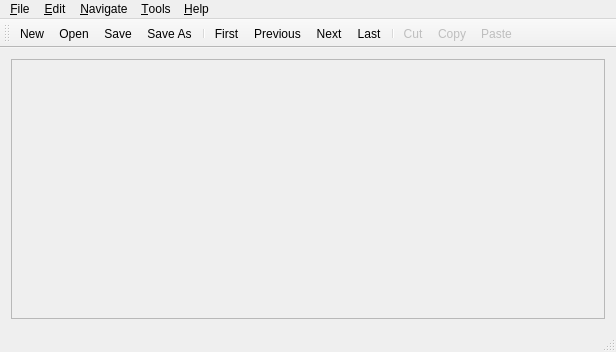
Above: kcsvedmain.ui from wd5gnr/kcsved before the change. Below: the same form after it.
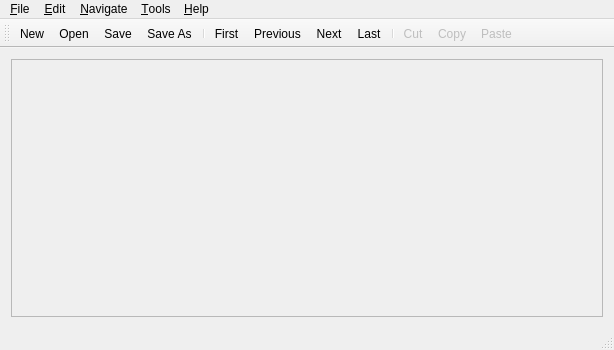
That is the form after the change. Icons and pictures are not drawn.

Patch:
```diff
--- a/kcsvedmain.ui
+++ b/kcsvedmain.ui
@@ -7,8 +7,8 @@
    <rect>
     <x>0</x>
     <y>0</y>
-    <width>616</width>
-    <height>352</height>
+    <width>614</width>
+    <height>350</height>
    </rect>
   </property>
   <property name="windowTitle">
@@ -30,8 +30,8 @@
         <rect>
          <x>0</x>
          <y>0</y>
-         <width>594</width>
-         <height>227</height>
+         <width>598</width>
+         <height>250</height>
         </rect>
        </property>
        <layout class="QGridLayout" name="gridLayout_2">
@@ -57,8 +57,8 @@
     <rect>
      <x>0</x>
      <y>0</y>
-     <width>616</width>
-     <height>25</height>
+     <width>614</width>
+     <height>21</height>
     </rect>
    </property>
    <widget class="QMenu" name="menu_File">
```
Left out of the diff: 13 changed lines with no effect on the pictures.
